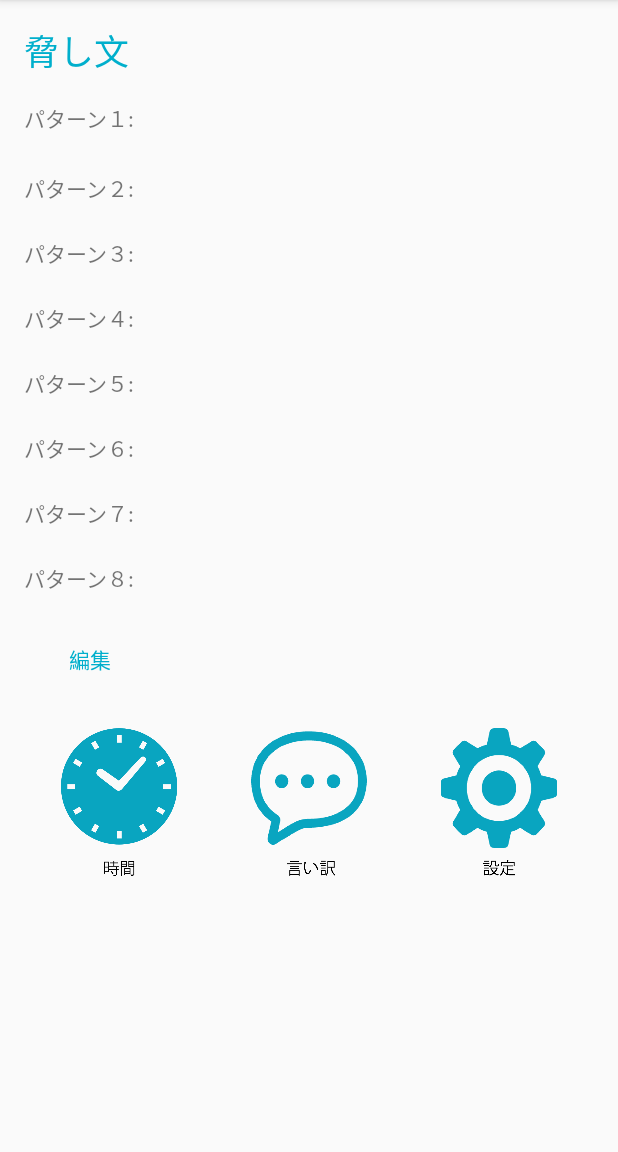
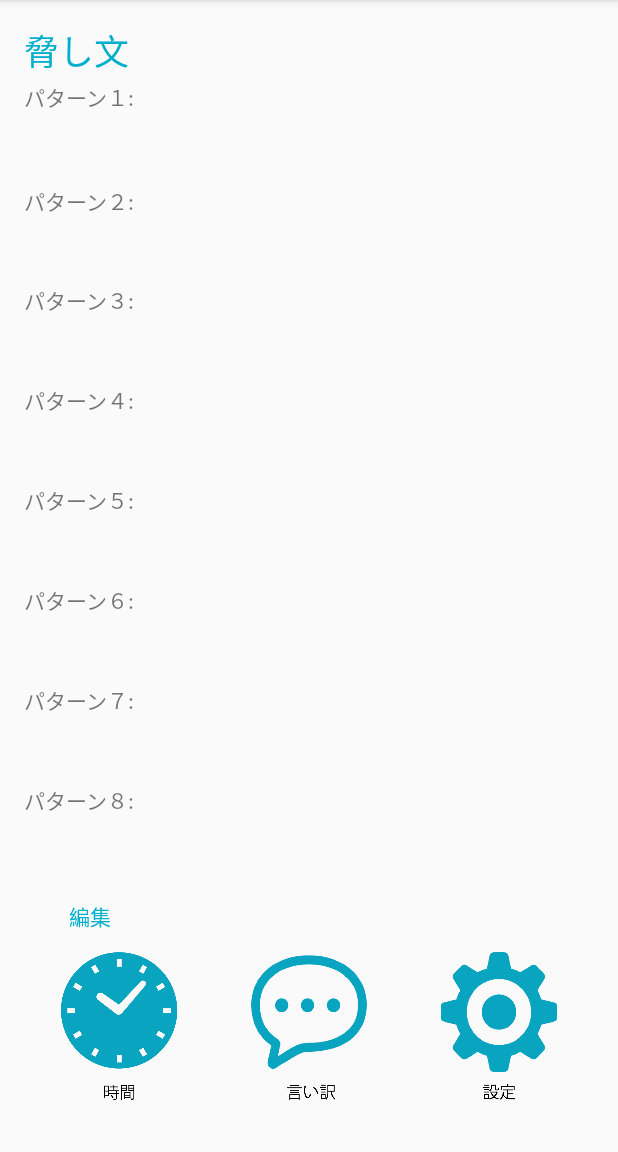
Before and after one commit to daihukumoshi/Lockmyself, an Android app: the Sentence2Activity screen opened directly, with no data from a screen before it, on a phone screen of 412 x 824 dp, the part 84-1236 px from its top. Run offline under Robolectric (Android 15) with nearby library versions, the phone set to English and light mode, and no system bars.

Commit message:
8th commit

```diff
--- a/app/src/main/AndroidManifest.xml
+++ b/app/src/main/AndroidManifest.xml
@@ -18,6 +18,7 @@
                 <category android:name="android.intent.category.LAUNCHER" />
             </intent-filter>
         </activity>
+        <service android:name=".LayerService" />
 
         <receiver
             android:name=".DarSample"
@@ -42,5 +43,6 @@
         <activity android:name=".WhichActivity" />
         <activity android:name=".Really2Activity"></activity>
     </application>
+    <uses-permission android:name="android.permission.SYSTEM_OVERLAY_WINDOW" />
 
 </manifest>
--- a/app/src/main/java/com/lifeistech/android/lockmyself/subActivity.java
+++ b/app/src/main/java/com/lifeistech/android/lockmyself/subActivity.java
@@ -71,7 +71,7 @@ public class subActivity extends AppCompatActivity {
                 mDarSample);
         startActivityForResult(intent2, RESULT_ENABLE);
 
-        setContentView(R.layout.activity_sub);
+        //setContentView(R.layout.activity_sub);
         mDevicePolicyManager.lockNow();
 
 
@@ -122,7 +122,7 @@ public class subActivity extends AppCompatActivity {
         editor.putInt("2",fText2);
         editor.commit();
 
-        startService(new Intent(subActivity.this, LayerService.class));
+        //startService(new Intent(subActivity.this, LayerService.class));
 
     }
 
@@ -153,7 +153,7 @@ public class subActivity extends AppCompatActivity {
 
     public void  rock (View v){
         Intent intent = new Intent(this,ReallyActivity.class);
-        stopService(new Intent(subActivity.this, LayerService.class));
+        //stopService(new Intent(subActivity.this, LayerService.class));
         intent.putExtra("sentence",sentence);
         startActivity(intent);
     }
--- a/app/src/main/res/layout/activity_congratulations.xml
+++ b/app/src/main/res/layout/activity_congratulations.xml
@@ -31,6 +31,8 @@
         android:layout_alignStart="@+id/textView1"
         android:layout_alignEnd="@+id/textView1"
         android:textSize="24sp"
-        android:onClick="Thanks" />
+        android:onClick="Thanks"
+        android:background="@null"
+        android:textColor="#00afcc" />
 
 </RelativeLayout>
--- a/app/src/main/res/layout/activity_sentence2.xml
+++ b/app/src/main/res/layout/activity_sentence2.xml
@@ -14,9 +14,10 @@
         android:orientation="vertical"
         android:layout_width="match_parent"
         android:layout_height="match_parent"
+        android:layout_weight = "7"
         android:layout_alignParentTop="true"
         android:layout_alignParentStart="true"
-        android:layout_weight = "7">
+        android:weightSum="1">
 
         <TextView
             android:text="脅し文"
@@ -31,10 +32,10 @@
         <LinearLayout
             android:orientation="vertical"
             android:layout_width="match_parent"
-            android:layout_marginTop="14dp"
             android:layout_below="@+id/textView"
             android:layout_alignParentStart="true"
-            android:layout_height="420dp">
+            android:layout_height="342dp"
+            android:layout_weight="0.94">
 
 
             <LinearLayout
@@ -234,11 +235,10 @@
 
             <LinearLayout
                 android:orientation="horizontal"
-                android:layout_width="wrap_content"
+                android:layout_width="match_parent"
                 android:layout_height="wrap_content"
                 android:layout_below="@+id/textView"
-                android:layout_alignParentStart="true"
-                android:layout_weight="1">
+                android:layout_alignParentStart="true">
 
                 <Button
                     android:text="編集"
```
Also changed, not shown: app/src/main/java/com/lifeistech/android/lockmyself/LayerService.java (+33 -69 lines), app/src/main/res/layout/overlay.xml (+13 -0 lines).
